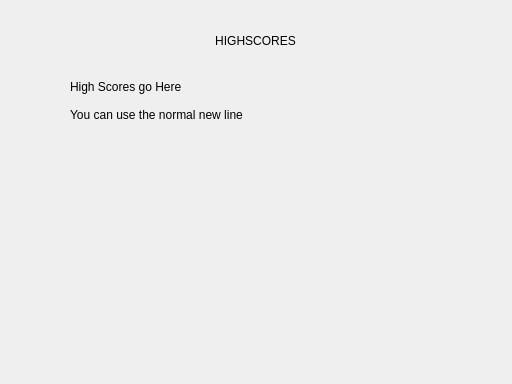
Before: the Qt Designer form Dodge-it/Dodge-it/widgetscore.ui in Fulde/dodge-it, drawn with Qt 5.
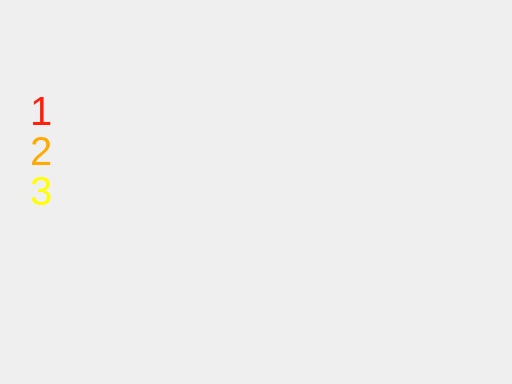
After: the same form once the commit is applied. Icons and pictures are not drawn.

What changed in the file:
```diff
--- a/Dodge-it/Dodge-it/widgetscore.ui
+++ b/Dodge-it/Dodge-it/widgetscore.ui
@@ -16,41 +16,74 @@
   <property name="styleSheet">
    <string notr="true"/>
   </property>
-  <widget class="QLabel" name="lblTitle">
-   <property name="geometry">
-    <rect>
-     <x>10</x>
-     <y>20</y>
-     <width>491</width>
-     <height>41</height>
-    </rect>
-   </property>
-   <property name="styleSheet">
-    <string notr="true">font: 75 22pt &quot;Ubuntu&quot;;</string>
-   </property>
-   <property name="text">
-    <string>HIGHSCORES</string>
-   </property>
-   <property name="alignment">
-    <set>Qt::AlignCenter</set>
-   </property>
-  </widget>
-  <widget class="QLabel" name="lblHighScores">
+  <widget class="QLabel" name="label">
    <property name="geometry">
     <rect>
      <x>70</x>
-     <y>80</y>
-     <width>371</width>
-     <height>271</height>
+     <y>10</y>
+     <width>381</width>
+     <height>71</height>
     </rect>
    </property>
    <property name="text">
-    <string>High Scores go Here
-
-You can use the normal new line</string>
+    <string/>
    </property>
-   <property name="alignment">
-    <set>Qt::AlignLeading|Qt::AlignLeft|Qt::AlignTop</set>
+   <property name="pixmap">
+    <pixmap resource="images/resources.qrc">:/highscores2.png</pixmap>
+   </property>
+   <property name="scaledContents">
+    <bool>true</bool>
+   </property>
+  </widget>
+  <widget class="QLabel" name="label_2">
+   <property name="geometry">
+    <rect>
+     <x>30</x>
+     <y>90</y>
+     <width>21</width>
+     <height>41</height>
+    </rect>
+   </property>
+   <property name="styleSheet">
+    <string notr="true">color: rgb(255, 31, 11);
+font: 30pt;</string>
+   </property>
+   <property name="text">
+    <string>1</string>
+   </property>
+  </widget>
+  <widget class="QLabel" name="label_3">
+   <property name="geometry">
+    <rect>
+     <x>30</x>
+     <y>130</y>
+     <width>31</width>
+     <height>41</height>
+    </rect>
+   </property>
+   <property name="styleSheet">
+    <string notr="true">color: rgb(255, 170, 0);
+font: 30pt;</string>
+   </property>
+   <property name="text">
+    <string>2</string>
+   </property>
+  </widget>
+  <widget class="QLabel" name="label_4">
+   <property name="geometry">
+    <rect>
+     <x>30</x>
+     <y>170</y>
+     <width>21</width>
+     <height>41</height>
+    </rect>
+   </property>
+   <property name="styleSheet">
+    <string notr="true">color: rgb(255, 255, 0);
+font: 30pt;</string>
+   </property>
+   <property name="text">
+    <string>3</string>
    </property>
   </widget>
  </widget>
```
Left out of the diff: 4 changed lines with no effect on the pictures.
